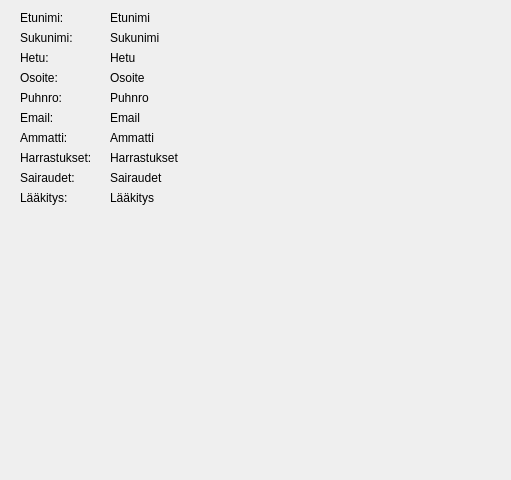
Above: customerinfo.ui from juhotuominen/CustomerManagerQT before the change. Below: the same form after it.
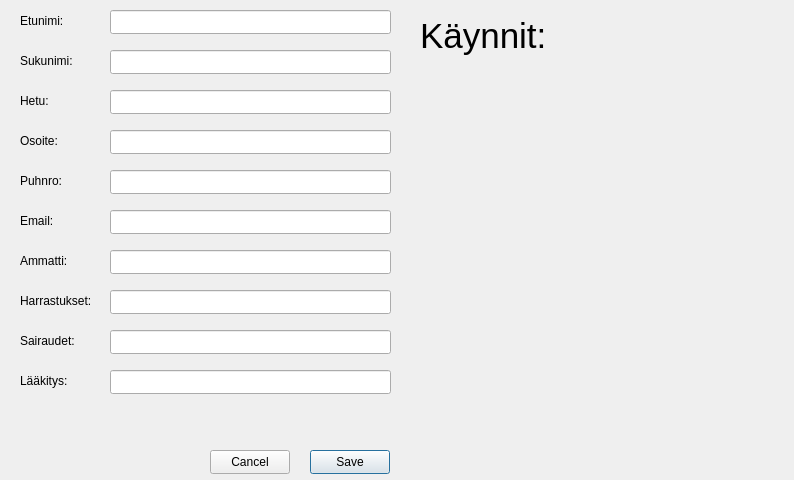
That is the form after the change.

Patch:
```diff
--- a/customerinfo.ui
+++ b/customerinfo.ui
@@ -6,150 +6,20 @@
    <rect>
     <x>0</x>
     <y>0</y>
-    <width>511</width>
+    <width>794</width>
     <height>480</height>
    </rect>
   </property>
   <property name="windowTitle">
    <string>Dialog</string>
   </property>
-  <widget class="QLabel" name="label">
-   <property name="geometry">
-    <rect>
-     <x>110</x>
-     <y>10</y>
-     <width>101</width>
-     <height>16</height>
-    </rect>
-   </property>
-   <property name="text">
-    <string>Etunimi</string>
-   </property>
-  </widget>
-  <widget class="QLabel" name="label_2">
-   <property name="geometry">
-    <rect>
-     <x>110</x>
-     <y>30</y>
-     <width>91</width>
-     <height>16</height>
-    </rect>
-   </property>
-   <property name="text">
-    <string>Sukunimi</string>
-   </property>
-  </widget>
-  <widget class="QLabel" name="label_3">
-   <property name="geometry">
-    <rect>
-     <x>110</x>
-     <y>50</y>
-     <width>141</width>
-     <height>16</height>
-    </rect>
-   </property>
-   <property name="text">
-    <string>Hetu</string>
-   </property>
-  </widget>
-  <widget class="QLabel" name="label_4">
-   <property name="geometry">
-    <rect>
-     <x>110</x>
-     <y>70</y>
-     <width>251</width>
-     <height>16</height>
-    </rect>
-   </property>
-   <property name="text">
-    <string>Osoite</string>
-   </property>
-  </widget>
-  <widget class="QLabel" name="label_5">
-   <property name="geometry">
-    <rect>
-     <x>110</x>
-     <y>90</y>
-     <width>171</width>
-     <height>16</height>
-    </rect>
-   </property>
-   <property name="text">
-    <string>Puhnro</string>
-   </property>
-  </widget>
-  <widget class="QLabel" name="label_6">
-   <property name="geometry">
-    <rect>
-     <x>110</x>
-     <y>110</y>
-     <width>191</width>
-     <height>16</height>
-    </rect>
-   </property>
-   <property name="text">
-    <string>Email</string>
-   </property>
-  </widget>
-  <widget class="QLabel" name="label_7">
-   <property name="geometry">
-    <rect>
-     <x>110</x>
-     <y>130</y>
-     <width>241</width>
-     <height>16</height>
-    </rect>
-   </property>
-   <property name="text">
-    <string>Ammatti</string>
-   </property>
-  </widget>
-  <widget class="QLabel" name="label_8">
-   <property name="geometry">
-    <rect>
-     <x>110</x>
-     <y>150</y>
-     <width>211</width>
-     <height>16</height>
-    </rect>
-   </property>
-   <property name="text">
-    <string>Harrastukset</string>
-   </property>
-  </widget>
-  <widget class="QLabel" name="label_9">
-   <property name="geometry">
-    <rect>
-     <x>110</x>
-     <y>170</y>
-     <width>261</width>
-     <height>16</height>
-    </rect>
-   </property>
-   <property name="text">
-    <string>Sairaudet</string>
-   </property>
-  </widget>
-  <widget class="QLabel" name="label_10">
-   <property name="geometry">
-    <rect>
-     <x>110</x>
-     <y>190</y>
-     <width>251</width>
-     <height>16</height>
-    </rect>
-   </property>
-   <property name="text">
-    <string>Lääkitys</string>
-   </property>
-  </widget>
   <widget class="QLabel" name="label_11">
    <property name="geometry">
     <rect>
      <x>20</x>
-     <y>170</y>
+     <y>330</y>
      <width>61</width>
-     <height>16</height>
+     <height>21</height>
     </rect>
    </property>
    <property name="text">
@@ -160,9 +30,9 @@
    <property name="geometry">
     <rect>
      <x>20</x>
-     <y>50</y>
+     <y>90</y>
      <width>41</width>
-     <height>16</height>
+     <height>21</height>
     </rect>
    </property>
    <property name="text">
@@ -173,9 +43,9 @@
    <property name="geometry">
     <rect>
      <x>20</x>
-     <y>150</y>
+     <y>290</y>
      <width>81</width>
-     <height>16</height>
+     <height>21</height>
     </rect>
    </property>
    <property name="text">
@@ -186,9 +56,9 @@
    <property name="geometry">
     <rect>
      <x>20</x>
-     <y>30</y>
+     <y>50</y>
      <width>61</width>
-     <height>16</height>
+     <height>21</height>
     </rect>
    </property>
    <property name="text">
@@ -199,9 +69,9 @@
    <property name="geometry">
     <rect>
      <x>20</x>
-     <y>110</y>
+     <y>210</y>
      <width>51</width>
-     <height>16</height>
+     <height>21</height>
     </rect>
    </property>
    <property name="text">
@@ -212,9 +82,9 @@
    <property name="geometry">
     <rect>
      <x>20</x>
-     <y>90</y>
+     <y>170</y>
      <width>51</width>
-     <height>16</height>
+     <height>21</height>
     </rect>
    </property>
    <property name="text">
@@ -225,9 +95,9 @@
    <property name="geometry">
     <rect>
      <x>20</x>
-     <y>70</y>
+     <y>130</y>
      <width>41</width>
-     <height>16</height>
+     <height>21</height>
     </rect>
    </property>
    <property name="text">
@@ -240,7 +110,7 @@
      <x>20</x>
      <y>10</y>
      <width>51</width>
-     <height>16</height>
+     <height>21</height>
     </rect>
    </property>
    <property name="text">
@@ -251,9 +121,9 @@
    <property name="geometry">
     <rect>
      <x>20</x>
-     <y>190</y>
+     <y>370</y>
      <width>61</width>
-     <height>16</height>
+     <height>21</height>
     </rect>
    </property>
    <property name="text">
@@ -264,15 +134,166 @@
    <property name="geometry">
     <rect>
      <x>20</x>
-     <y>130</y>
+     <y>250</y>
      <width>61</width>
-     <height>16</height>
+     <height>21</height>
     </rect>
    </property>
    <property name="text">
     <string>Ammatti:</string>
    </property>
   </widget>
+  <widget class="QLineEdit" name="lineEditFirstname">
+   <property name="geometry">
+    <rect>
+     <x>110</x>
+     <y>10</y>
+     <width>281</width>
+     <height>24</height>
+    </rect>
+   </property>
+  </widget>
+  <widget class="QLineEdit" name="lineEditLastname">
+   <property name="geometry">
+    <rect>
+     <x>110</x>
+     <y>50</y>
+     <width>281</width>
+     <height>24</height>
+    </rect>
+   </property>
+  </widget>
+  <widget class="QLineEdit" name="lineEditSocialsecurity">
+   <property name="geometry">
+    <rect>
+     <x>110</x>
+     <y>90</y>
+     <width>281</width>
+     <height>24</height>
+    </rect>
+   </property>
+  </widget>
+  <widget class="QLineEdit" name="lineEditAddress">
+   <property name="geometry">
+    <rect>
+     <x>110</x>
+     <y>130</y>
+     <width>281</width>
+     <height>24</height>
+    </rect>
+   </property>
+  </widget>
+  <widget class="QLineEdit" name="lineEditPhone">
+   <property name="geometry">
+    <rect>
+     <x>110</x>
+     <y>170</y>
+     <width>281</width>
+     <height>24</height>
+    </rect>
+   </property>
+  </widget>
+  <widget class="QLineEdit" name="lineEditEmail">
+   <property name="geometry">
+    <rect>
+     <x>110</x>
+     <y>210</y>
+     <width>281</width>
+     <height>24</height>
+    </rect>
+   </property>
+  </widget>
+  <widget class="QLineEdit" name="lineEditProfession">
+   <property name="geometry">
+    <rect>
+     <x>110</x>
+     <y>250</y>
+     <width>281</width>
+     <height>24</height>
+    </rect>
+   </property>
+  </widget>
+  <widget class="QLineEdit" name="lineEditHobbies">
+   <property name="geometry">
+    <rect>
+     <x>110</x>
+     <y>290</y>
+     <width>281</width>
+     <height>24</height>
+    </rect>
+   </property>
+  </widget>
+  <widget class="QLineEdit" name="lineEditDiseases">
+   <property name="geometry">
+    <rect>
+     <x>110</x>
+     <y>330</y>
+     <width>281</width>
+     <height>24</height>
+    </rect>
+   </property>
+  </widget>
+  <widget class="QLineEdit" name="lineEditMedication">
+   <property name="geometry">
+    <rect>
+     <x>110</x>
+     <y>370</y>
+     <width>281</width>
+     <height>24</height>
+    </rect>
+   </property>
+   <property name="font">
+    <font>
+     <pointsize>9</pointsize>
+    </font>
+   </property>
+  </widget>
+  <widget class="QPushButton" name="saveButton">
+   <property name="geometry">
+    <rect>
+     <x>310</x>
+     <y>450</y>
+     <width>80</width>
+     <height>24</height>
+    </rect>
+   </property>
+   <property name="text">
+    <string>Save</string>
+   </property>
+  </widget>
+  <widget class="QPushButton" name="cancelButton">
+   <property name="geometry">
+    <rect>
+     <x>210</x>
+     <y>450</y>
+     <width>80</width>
+     <height>24</height>
+    </rect>
+   </property>
+   <property name="text">
+    <string>Cancel</string>
+   </property>
+  </widget>
+  <widget class="QLabel" name="labelVisits">
+   <property name="geometry">
+    <rect>
+     <x>420</x>
+     <y>10</y>
+     <width>351</width>
+     <height>51</height>
+    </rect>
+   </property>
+   <property name="font">
+    <font>
+     <family>Segoe UI</family>
+     <pointsize>26</pointsize>
+     <bold>false</bold>
+    </font>
+   </property>
+   <property name="text">
+    <string>Käynnit:</string>
+   </property>
+  </widget>
  </widget>
  <resources/>
  <connections/>
```
Left out of the diff: 2 changed lines with no effect on the pictures.
